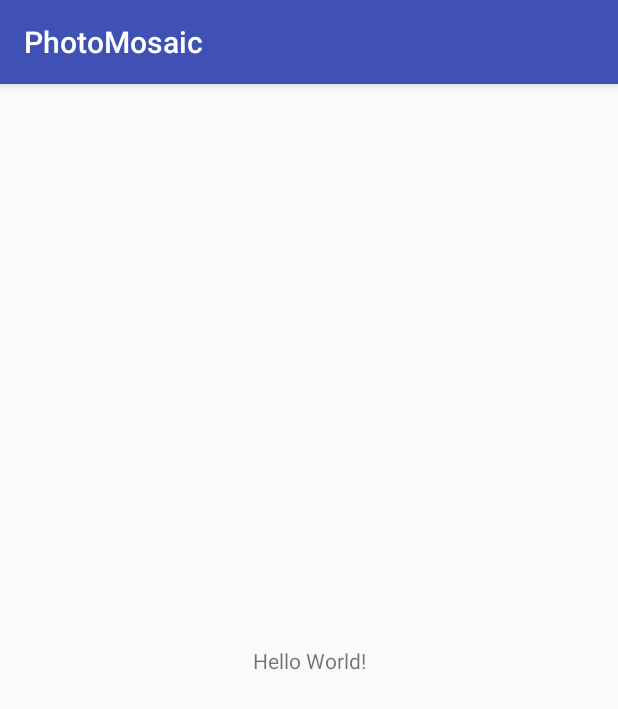
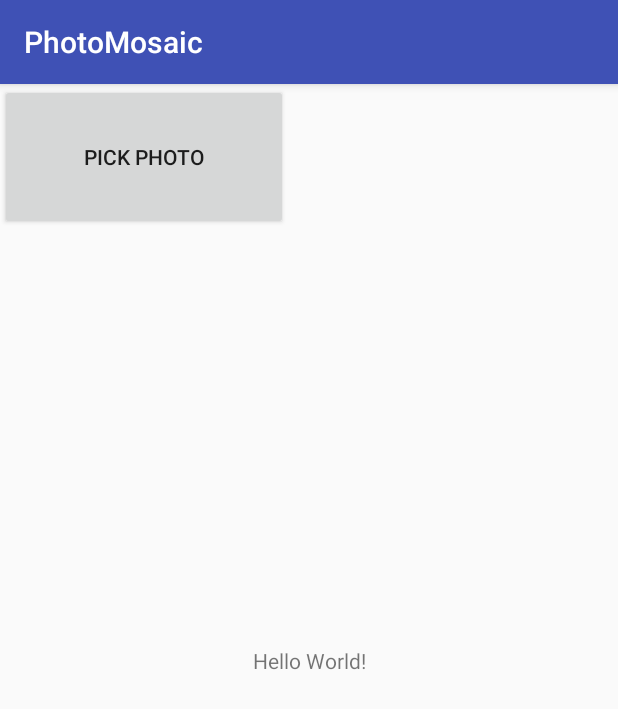
Before and after one commit to Ericliu001/PhotoMosaic, an Android app: the screen it shows after launch (MainActivity), on a phone screen of 412 x 824 dp. Shown: the top 709 px of the screen. Run offline under Robolectric (Android 15) with nearby library versions, the phone set to English and light mode, and no system bars.

Commit message:
picks photos

```diff
--- a/app/src/main/java/com/example/ericliu/photomosaic/HomePageContract.java
+++ b/app/src/main/java/com/example/ericliu/photomosaic/HomePageContract.java
@@ -1,4 +1,7 @@
 package com.example.ericliu.photomosaic;
+
+import android.app.Activity;
+import android.content.Intent;
 
 import com.example.ericliu.photomosaic.mvp.DisplayView;
 import com.example.ericliu.photomosaic.mvp.Presenter;
@@ -9,16 +12,28 @@ import com.example.ericliu.photomosaic.mvp.Presenter;
 
 public interface HomePageContract {
 
-    interface View extends DisplayView<HomePresenter> {}
+    interface View extends DisplayView<HomePresenter> {
+        void startActivityForResult(Intent intent, int requestCode);
+    }
 
 
     interface HomePresenter extends Presenter<View> {
 
+        void onPickPhotoButtonClicked(android.view.View view);
     }
 
 
      class StubView implements View{
 
 
-    }
+         @Override
+         public void startActivityForResult(Intent intent, int requestCode) {
+
+         }
+
+         @Override
+         public Activity activity() {
+             return null;
+         }
+     }
 }
--- a/app/src/main/java/com/example/ericliu/photomosaic/MainActivity.java
+++ b/app/src/main/java/com/example/ericliu/photomosaic/MainActivity.java
@@ -1,17 +1,23 @@
 package com.example.ericliu.photomosaic;
 
+import android.app.Activity;
 import android.os.Bundle;
 import android.support.v7.app.AppCompatActivity;
+import android.view.View;
+import android.widget.Button;
 
 public class MainActivity extends AppCompatActivity implements HomePageContract.View {
 
     private static final String TAG = MainActivity.class.getSimpleName();
     private HomePageContract.HomePresenter mHomePresenter;
 
+    private Button btnPickPhoto;
+
     @Override
     protected void onCreate(Bundle savedInstanceState) {
         super.onCreate(savedInstanceState);
         setContentView(R.layout.activity_main);
+        initViews();
         if (savedInstanceState != null) {
             CacheFragment<HomePageContract.HomePresenter> cacheFragment = (CacheFragment) getFragmentManager().findFragmentByTag(TAG);
             if (cacheFragment != null) {
@@ -19,7 +25,7 @@ public class MainActivity extends AppCompatActivity implements HomePageContract.
                 setupPresenter(mHomePresenter, true);
 
             }
-        }else {
+        } else {
             mHomePresenter = new HomePresenterImpl();
             setupPresenter(mHomePresenter, false);
 
@@ -27,6 +33,16 @@ public class MainActivity extends AppCompatActivity implements HomePageContract.
             cacheFragmentNew.setData(mHomePresenter);
             getFragmentManager().beginTransaction().add(cacheFragmentNew, TAG).commit();
         }
+    }
+
+    private void initViews() {
+        btnPickPhoto = (Button) findViewById(R.id.btnPickPhoto);
+        btnPickPhoto.setOnClickListener(new View.OnClickListener() {
+            @Override
+            public void onClick(View v) {
+                mHomePresenter.onPickPhotoButtonClicked(v);
+            }
+        });
     }
 
 
@@ -39,10 +55,16 @@ public class MainActivity extends AppCompatActivity implements HomePageContract.
     }
 
 
-
     @Override
     protected void onDestroy() {
         mHomePresenter.onViewDestroyed();
         super.onDestroy();
     }
+
+    @Override
+    public Activity activity() {
+        return this;
+    }
+
+
 }
--- a/app/src/main/java/com/example/ericliu/photomosaic/mvp/DisplayView.java
+++ b/app/src/main/java/com/example/ericliu/photomosaic/mvp/DisplayView.java
@@ -16,8 +16,10 @@
 
 package com.example.ericliu.photomosaic.mvp;
 
+import android.app.Activity;
+
 public interface DisplayView<T> {
 
-
+    Activity activity();
 
 }
--- a/app/src/main/res/layout/activity_main.xml
+++ b/app/src/main/res/layout/activity_main.xml
@@ -12,9 +12,17 @@
         android:layout_width="wrap_content"
         android:layout_height="wrap_content"
         android:text="Hello World!"
-        app:layout_constraintBottom_toBottomOf="@+id/activity_main"
         app:layout_constraintLeft_toLeftOf="@+id/activity_main"
+        app:layout_constraintTop_toTopOf="@+id/activity_main"
         app:layout_constraintRight_toRightOf="@+id/activity_main"
-        app:layout_constraintTop_toTopOf="@+id/activity_main"/>
+        app:layout_constraintBottom_toBottomOf="@+id/activity_main"/>
+
+    <Button
+        android:text="Pick Photo"
+        android:layout_width="192dp"
+        android:layout_height="97dp"
+        tools:layout_editor_absoluteX="0dp"
+        tools:layout_editor_absoluteY="0dp"
+        android:id="@+id/btnPickPhoto"/>
 
 </android.support.constraint.ConstraintLayout>
```
Also changed, not shown: app/src/main/java/com/example/ericliu/photomosaic/HomePresenterImpl.java (+18 -0 lines).
